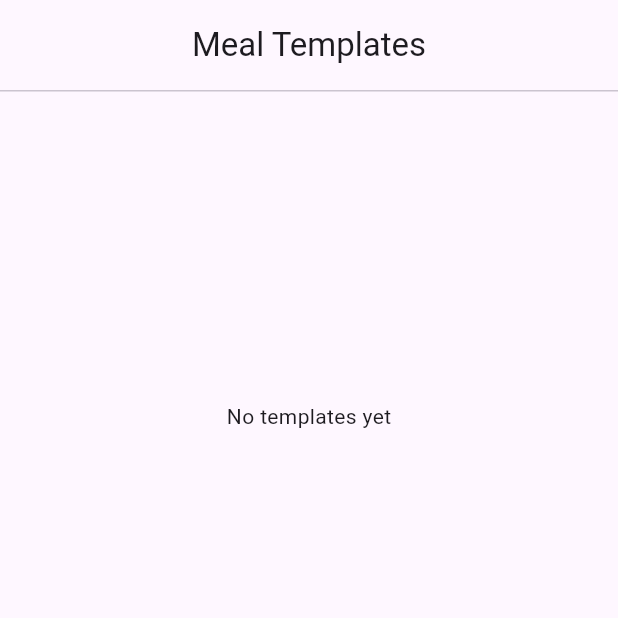
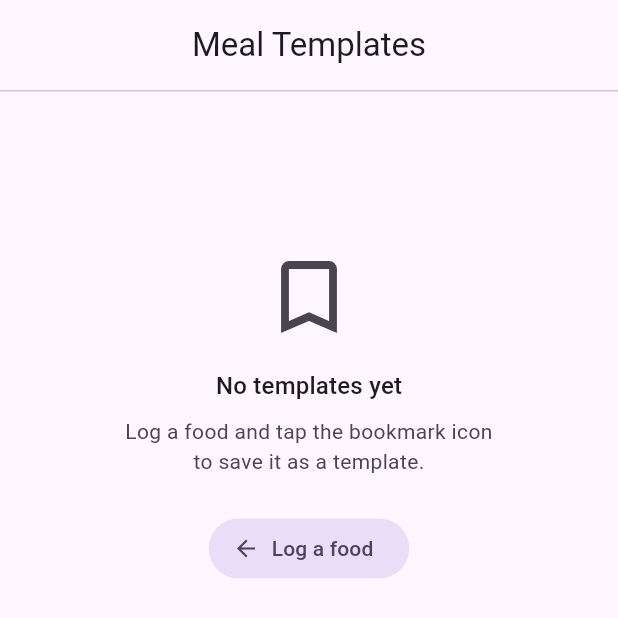
Before and after one commit to ChristianWSmith/bioloop, a Flutter app: the MealTemplatesSheet widget shown alone on an empty page, opened directly, on a phone screen of 412 x 824 dp. Shown: the top 618 px of the screen. Run offline on Flutter 3.47's test engine with Material 3 defaults, Android fonts, the phone set to English and light mode, and no system bars; our stand-ins replace drift, fl_chart, flutter_riverpod, share_plus; missing offline and left inert: mobile_scanner; accounts and stored records are empty; generated files the repository leaves out were written again.

Commit message:
templates empty state add button

```diff
--- a/lib/features/logging/widgets/meal_templates.dart
+++ b/lib/features/logging/widgets/meal_templates.dart
@@ -77,7 +77,47 @@ class MealTemplatesSheet extends ConsumerWidget {
                     }
                     final templates = snapshot.data ?? [];
                     if (templates.isEmpty) {
-                      return const Center(child: Text('No templates yet'));
+                      return Center(
+                        child: Padding(
+                          padding: const EdgeInsets.all(32),
+                          child: Column(
+                            mainAxisSize: MainAxisSize.min,
+                            children: [
+                              Icon(Icons.bookmark_border,
+                                  size: 64,
+                                  color: Theme.of(context)
+                                      .colorScheme
+                                      .onSurfaceVariant),
+                              const SizedBox(height: 16),
+                              Text(
+                                'No templates yet',
+                                style: Theme.of(context).textTheme.titleMedium,
+                              ),
+                              const SizedBox(height: 8),
+                              Text(
+                                'Log a food and tap the bookmark icon\nto save it as a template.',
+                                textAlign: TextAlign.center,
+                                style: Theme.of(context)
+                                    .textTheme
+                                    .bodyMedium
+                                    ?.copyWith(
+                                      color: Theme.of(context)
+                                          .colorScheme
+                                          .onSurfaceVariant,
+                                    ),
+                              ),
+                              const SizedBox(height: 24),
+                              FilledButton.tonalIcon(
+                                key: const Key('empty_state_log_food'),
+                                onPressed: () =>
+                                    Navigator.of(context).pop(),
+                                icon: const Icon(Icons.arrow_back),
+                                label: const Text('Log a food'),
+                              ),
+                            ],
+                          ),
+                        ),
+                      );
                     }
                     return ListView.builder(
                       controller: scrollController,
```
Also changed, not shown: 2 other files.
